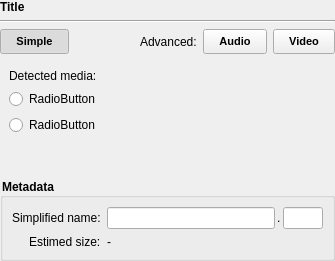
This is src/widgets/streamwidget.ui in setvisible/ArrowDL as Qt 5 draws it before an edit. The edited form follows.
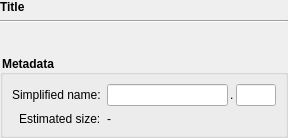
This is the edited form. The open tabs and pages were chosen to show the change. Icons and pictures are not drawn. Custom widgets are drawn as their Qt base class.

Commit message: [Stream] Refactor StreamWidget UI

Patch:
```diff
--- a/src/widgets/streamwidget.ui
+++ b/src/widgets/streamwidget.ui
@@ -6,8 +6,8 @@
    <rect>
     <x>0</x>
     <y>0</y>
-    <width>335</width>
-    <height>251</height>
+    <width>288</width>
+    <height>130</height>
    </rect>
   </property>
   <property name="styleSheet">
@@ -30,7 +30,7 @@
     <number>0</number>
    </property>
    <item>
-    <layout class="QVBoxLayout" name="verticalLayout">
+    <layout class="QVBoxLayout" name="verticalLayout" stretch="0,0,1,0">
      <item>
       <widget class="QLabel" name="titleLabel">
        <property name="font">
@@ -58,332 +58,13 @@
       </widget>
      </item>
      <item>
-      <widget class="QWidget" name="formatGroup" native="true">
-       <property name="styleSheet">
-        <string notr="true">QPushButton {
-	padding: 5px 15px 5px 15px;
-}
-</string>
+      <widget class="StreamFormatPicker" name="streamFormatPicker" native="true">
+       <property name="minimumSize">
+        <size>
+         <width>40</width>
+         <height>20</height>
+        </size>
        </property>
-       <layout class="QHBoxLayout" name="horizontalLayout_2">
-        <property name="leftMargin">
-         <number>0</number>
-        </property>
-        <property name="topMargin">
-         <number>0</number>
-        </property>
-        <property name="rightMargin">
-         <number>0</number>
-        </property>
-        <property name="bottomMargin">
-         <number>0</number>
-        </property>
-        <item>
-         <widget class="QPushButton" name="defaultButton">
-          <property name="font">
-           <font>
-            <family>MS Shell Dlg 2</family>
-            <pointsize>8</pointsize>
-            <weight>75</weight>
-            <italic>false</italic>
-            <bold>true</bold>
-           </font>
-          </property>
-          <property name="cursor">
-           <cursorShape>PointingHandCursor</cursorShape>
-          </property>
-          <property name="text">
-           <string>Simple</string>
-          </property>
-          <property name="icon">
-           <iconset resource="../resources.qrc">
-            <normaloff>:/icons/menu/youtube_48x48.png</normaloff>:/icons/menu/youtube_48x48.png</iconset>
-          </property>
-          <property name="checkable">
-           <bool>true</bool>
-          </property>
-          <property name="checked">
-           <bool>true</bool>
-          </property>
-          <property name="autoExclusive">
-           <bool>true</bool>
-          </property>
-         </widget>
-        </item>
-        <item>
-         <spacer name="horizontalSpacer_3">
-          <property name="orientation">
-           <enum>Qt::Horizontal</enum>
-          </property>
-          <property name="sizeHint" stdset="0">
-           <size>
-            <width>0</width>
-            <height>0</height>
-           </size>
-          </property>
-         </spacer>
-        </item>
-        <item>
-         <widget class="QLabel" name="label_2">
-          <property name="text">
-           <string>Advanced:</string>
-          </property>
-         </widget>
-        </item>
-        <item>
-         <widget class="QPushButton" name="customAudioButton">
-          <property name="font">
-           <font>
-            <family>MS Shell Dlg 2</family>
-            <pointsize>8</pointsize>
-            <weight>75</weight>
-            <italic>false</italic>
-            <bold>true</bold>
-           </font>
-          </property>
-          <property name="cursor">
-           <cursorShape>PointingHandCursor</cursorShape>
-          </property>
-          <property name="text">
-           <string>Audio</string>
-          </property>
-          <property name="icon">
-           <iconset resource="../resources.qrc">
-            <normaloff>:/icons/menu/stream_audio_16x16.png</normaloff>:/icons/menu/stream_audio_16x16.png</iconset>
-          </property>
-          <property name="checkable">
-           <bool>true</bool>
-          </property>
-          <property name="autoExclusive">
-           <bool>true</bool>
-          </property>
-         </widget>
-        </item>
-        <item>
-         <widget class="QPushButton" name="customVideoButton">
-          <property name="font">
-           <font>
-            <family>MS Shell Dlg 2</family>
-            <pointsize>8</pointsize>
-            <weight>75</weight>
-            <italic>false</italic>
-            <bold>true</bold>
-           </font>
-          </property>
-          <property name="cursor">
-           <cursorShape>PointingHandCursor</cursorShape>
-          </property>
-          <property name="text">
-           <string>Video</string>
-          </property>
-          <property name="icon">
-           <iconset resource="../resources.qrc">
-            <normaloff>:/icons/menu/stream_video_16x16.png</normaloff>:/icons/menu/stream_video_16x16.png</iconset>
-          </property>
-          <property name="checkable">
-           <bool>true</bool>
-          </property>
-          <property name="autoExclusive">
-           <bool>true</bool>
-          </property>
-         </widget>
-        </item>
-       </layout>
-      </widget>
-     </item>
-     <item>
-      <widget class="QStackedWidget" name="choiceStackedWidget">
-       <property name="currentIndex">
-        <number>1</number>
-       </property>
-       <widget class="QWidget" name="pageDefault">
-        <layout class="QVBoxLayout" name="verticalLayout_9">
-         <property name="spacing">
-          <number>0</number>
-         </property>
-         <property name="leftMargin">
-          <number>0</number>
-         </property>
-         <property name="topMargin">
-          <number>0</number>
-         </property>
-         <property name="rightMargin">
-          <number>0</number>
-         </property>
-         <property name="bottomMargin">
-          <number>0</number>
-         </property>
-         <item>
-          <widget class="QWidget" name="defaultSettingsGroup" native="true">
-           <layout class="QVBoxLayout" name="verticalLayout_8" stretch="0,0">
-            <item>
-             <widget class="QLabel" name="label">
-              <property name="text">
-               <string>Detected media:</string>
-              </property>
-             </widget>
-            </item>
-            <item>
-             <widget class="QScrollArea" name="scrollArea">
-              <property name="frameShape">
-               <enum>QFrame::NoFrame</enum>
-              </property>
-              <property name="widgetResizable">
-               <bool>true</bool>
-              </property>
-              <widget class="QWidget" name="scrollAreaWidgetContents">
-               <property name="geometry">
-                <rect>
-                 <x>0</x>
-                 <y>0</y>
-                 <width>472</width>
-                 <height>157</height>
-                </rect>
-               </property>
-               <layout class="QVBoxLayout" name="verticalLayout_7">
-                <property name="leftMargin">
-                 <number>0</number>
-                </property>
-                <property name="topMargin">
-                 <number>0</number>
-                </property>
-                <property name="rightMargin">
-                 <number>0</number>
-                </property>
-                <property name="bottomMargin">
-                 <number>0</number>
-                </property>
-                <item>
-                 <widget class="QWidget" name="detectedMediaCheckBoxList" native="true">
-                  <layout class="QVBoxLayout" name="verticalLayout_2">
-                   <property name="leftMargin">
-                    <number>0</number>
-                   </property>
-                   <property name="topMargin">
-                    <number>0</number>
-                   </property>
-                   <property name="rightMargin">
-                    <number>0</number>
-                   </property>
-                   <property name="bottomMargin">
-                    <number>0</number>
-                   </property>
-                   <item>
-                    <widget class="QRadioButton" name="radioButton">
-                     <property name="text">
-                      <string notr="true">RadioButton</string>
-                     </property>
-                    </widget>
-                   </item>
-                   <item>
-                    <widget class="QRadioButton" name="radioButton_7">
-                     <property name="text">
-                      <string notr="true">RadioButton</string>
-                     </property>
-                    </widget>
-                   </item>
-                  </layout>
-                 </widget>
-                </item>
-                <item>
-                 <spacer name="verticalSpacer_4">
-                  <property name="orientation">
-                   <enum>Qt::Vertical</enum>
-                  </property>
-                  <property name="sizeHint" stdset="0">
-                   <size>
-                    <width>0</width>
-                    <height>0</height>
-                   </size>
-                  </property>
-                 </spacer>
-                </item>
-               </layout>
-              </widget>
-             </widget>
-            </item>
-           </layout>
-          </widget>
-         </item>
-        </layout>
-       </widget>
-       <widget class="QWidget" name="pageCustom">
-        <layout class="QVBoxLayout" name="verticalLayout_10">
-         <property name="spacing">
-          <number>0</number>
-         </property>
-         <property name="leftMargin">
-          <number>0</number>
-         </property>
-         <property name="topMargin">
-          <number>0</number>
-         </property>
-         <property name="rightMargin">
-          <number>0</number>
-         </property>
-         <property name="bottomMargin">
-          <number>0</number>
-         </property>
-         <item>
-          <widget class="QWidget" name="audioGroup" native="true">
-           <layout class="QHBoxLayout" name="horizontalLayout_4" stretch="0,1">
-            <item>
-             <widget class="QLabel" name="label_8">
-              <property name="text">
-               <string>Audio:</string>
-              </property>
-             </widget>
-            </item>
-            <item>
-             <widget class="QComboBox" name="audioComboBox"/>
-            </item>
-           </layout>
-          </widget>
-         </item>
-         <item>
-          <widget class="QWidget" name="videoGroup" native="true">
-           <layout class="QHBoxLayout" name="horizontalLayout" stretch="0,1">
-            <item>
-             <widget class="QLabel" name="label_10">
-              <property name="text">
-               <string>Video:</string>
-              </property>
-             </widget>
-            </item>
-            <item>
-             <widget class="QComboBox" name="videoComboBox"/>
-            </item>
-           </layout>
-          </widget>
-         </item>
-         <item>
-          <widget class="QWidget" name="warningGroup" native="true">
-           <layout class="QVBoxLayout" name="verticalLayout_11">
-            <item>
-             <widget class="QLabel" name="label_5">
-              <property name="text">
-               <string>audio/video information is not available</string>
-              </property>
-             </widget>
-            </item>
-           </layout>
-          </widget>
-         </item>
-         <item>
-          <spacer name="verticalSpacer_5">
-           <property name="orientation">
-            <enum>Qt::Vertical</enum>
-           </property>
-           <property name="sizeHint" stdset="0">
-            <size>
-             <width>0</width>
-             <height>0</height>
-            </size>
-           </property>
-          </spacer>
-         </item>
-        </layout>
-       </widget>
       </widget>
      </item>
      <item>
@@ -432,7 +113,7 @@
         <item row="1" column="0">
          <widget class="QLabel" name="label_3">
           <property name="text">
-           <string>Estimed size:</string>
+           <string>Estimated size:</string>
           </property>
          </widget>
         </item>
@@ -450,8 +131,14 @@
    </item>
   </layout>
  </widget>
- <resources>
-  <include location="../resources.qrc"/>
- </resources>
+ <customwidgets>
+  <customwidget>
+   <class>StreamFormatPicker</class>
+   <extends>QWidget</extends>
+   <header>Widgets/StreamFormatPicker</header>
+   <container>1</container>
+  </customwidget>
+ </customwidgets>
+ <resources/>
  <connections/>
 </ui>
```
Left out of the diff: 8 changed lines with no effect on the pictures. The commit also changes 9 other files.
